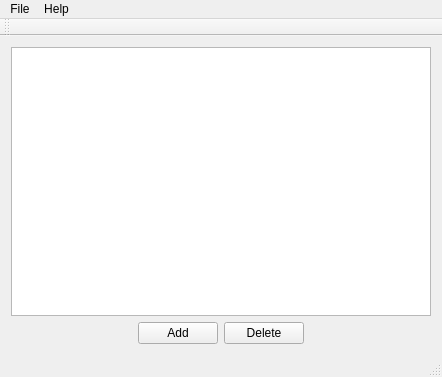
Above: mainwindow.ui from IvanFantom/tmd_1 before the change. Below: the same form after it.
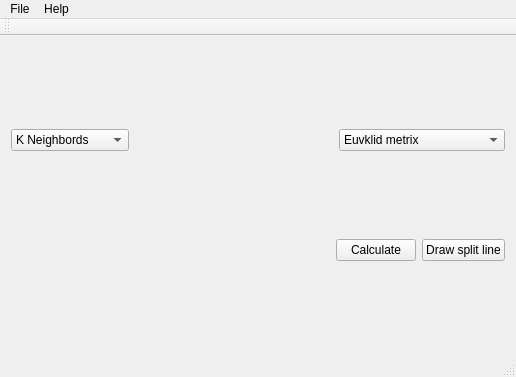
That is the form after the change. Icons and pictures are not drawn.

```diff
--- a/mainwindow.ui
+++ b/mainwindow.ui
@@ -6,7 +6,7 @@
    <rect>
     <x>0</x>
     <y>0</y>
-    <width>442</width>
+    <width>516</width>
     <height>377</height>
    </rect>
   </property>
@@ -16,15 +16,73 @@
   <widget class="QWidget" name="centralWidget">
    <layout class="QVBoxLayout" name="verticalLayout">
     <item>
-     <layout class="QHBoxLayout" name="layoutData">
-      <item>
-       <widget class="QTableWidget" name="tableWidget"/>
-      </item>
-     </layout>
+     <layout class="QHBoxLayout" name="layoutData"/>
     </item>
     <item>
      <layout class="QHBoxLayout" name="horizontalLayout_2">
       <item>
+       <widget class="QComboBox" name="boxMethod">
+        <property name="sizePolicy">
+         <sizepolicy hsizetype="Preferred" vsizetype="Fixed">
+          <horstretch>0</horstretch>
+          <verstretch>0</verstretch>
+         </sizepolicy>
+        </property>
+        <property name="sizeIncrement">
+         <size>
+          <width>2</width>
+          <height>0</height>
+         </size>
+        </property>
+        <item>
+         <property name="text">
+          <string>K Neighbords</string>
+         </property>
+        </item>
+        <item>
+         <property name="text">
+          <string>Standarts points</string>
+         </property>
+        </item>
+       </widget>
+      </item>
+      <item>
+       <spacer name="horizontalSpacer_3">
+        <property name="orientation">
+         <enum>Qt::Horizontal</enum>
+        </property>
+        <property name="sizeHint" stdset="0">
+         <size>
+          <width>40</width>
+          <height>20</height>
+         </size>
+        </property>
+       </spacer>
+      </item>
+      <item>
+       <widget class="QComboBox" name="boxMetrix">
+        <item>
+         <property name="text">
+          <string>Euvklid metrix</string>
+         </property>
+        </item>
+        <item>
+         <property name="text">
+          <string>Directions cosinus metrix</string>
+         </property>
+        </item>
+        <item>
+         <property name="text">
+          <string>Tinimoto metrix</string>
+         </property>
+        </item>
+       </widget>
+      </item>
+     </layout>
+    </item>
+    <item>
+     <layout class="QHBoxLayout" name="horizontalLayout">
+      <item>
        <spacer name="horizontalSpacer">
         <property name="orientation">
          <enum>Qt::Horizontal</enum>
@@ -37,20 +95,6 @@
         </property>
        </spacer>
       </item>
-      <item>
-       <widget class="QPushButton" name="pushButton_2">
-        <property name="text">
-         <string>Add</string>
-        </property>
-       </widget>
-      </item>
-      <item>
-       <widget class="QPushButton" name="pushButton">
-        <property name="text">
-         <string>Delete</string>
-        </property>
-       </widget>
-      </item>
       <item>
        <spacer name="horizontalSpacer_2">
         <property name="orientation">
@@ -64,6 +108,26 @@
         </property>
        </spacer>
       </item>
+      <item>
+       <widget class="QPushButton" name="buttonCalculate">
+        <property name="text">
+         <string>Calculate</string>
+        </property>
+       </widget>
+      </item>
+      <item>
+       <widget class="QPushButton" name="buttonDraw">
+        <property name="sizeIncrement">
+         <size>
+          <width>1</width>
+          <height>0</height>
+         </size>
+        </property>
+        <property name="text">
+         <string>Draw split line</string>
+        </property>
+       </widget>
+      </item>
      </layout>
     </item>
    </layout>
@@ -73,8 +137,8 @@
     <rect>
      <x>0</x>
      <y>0</y>
-     <width>442</width>
-     <height>25</height>
+     <width>516</width>
+     <height>28</height>
     </rect>
    </property>
    <widget class="QMenu" name="menuFile">
```
Left out of the diff: 13 changed lines with no effect on the pictures.
